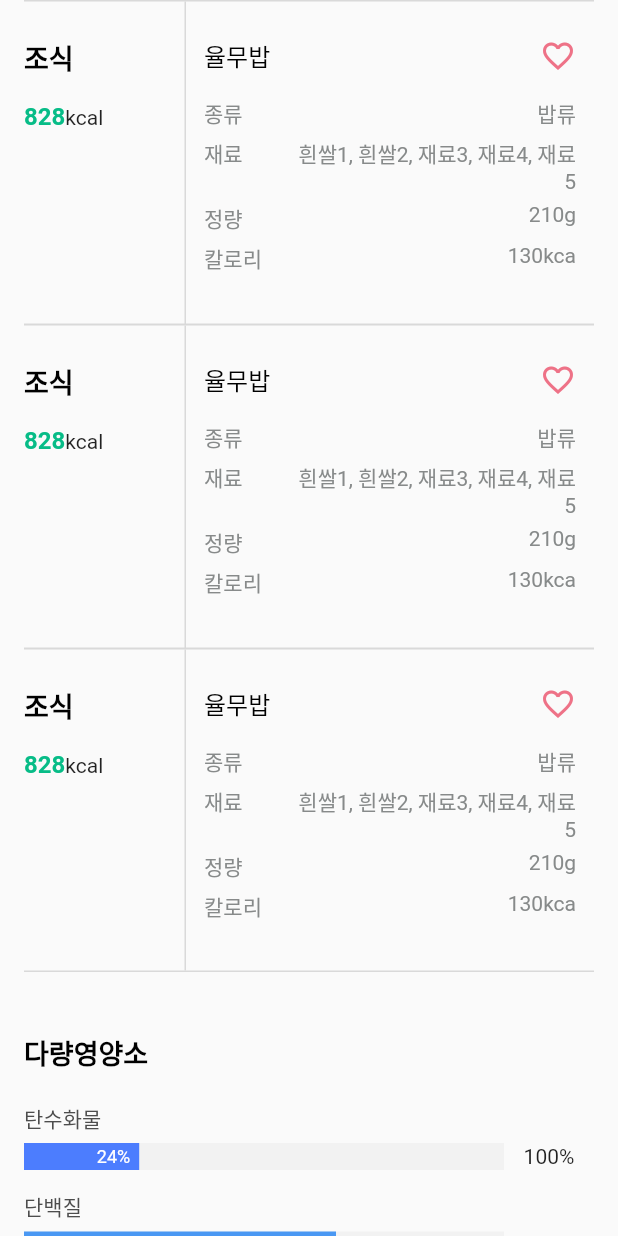
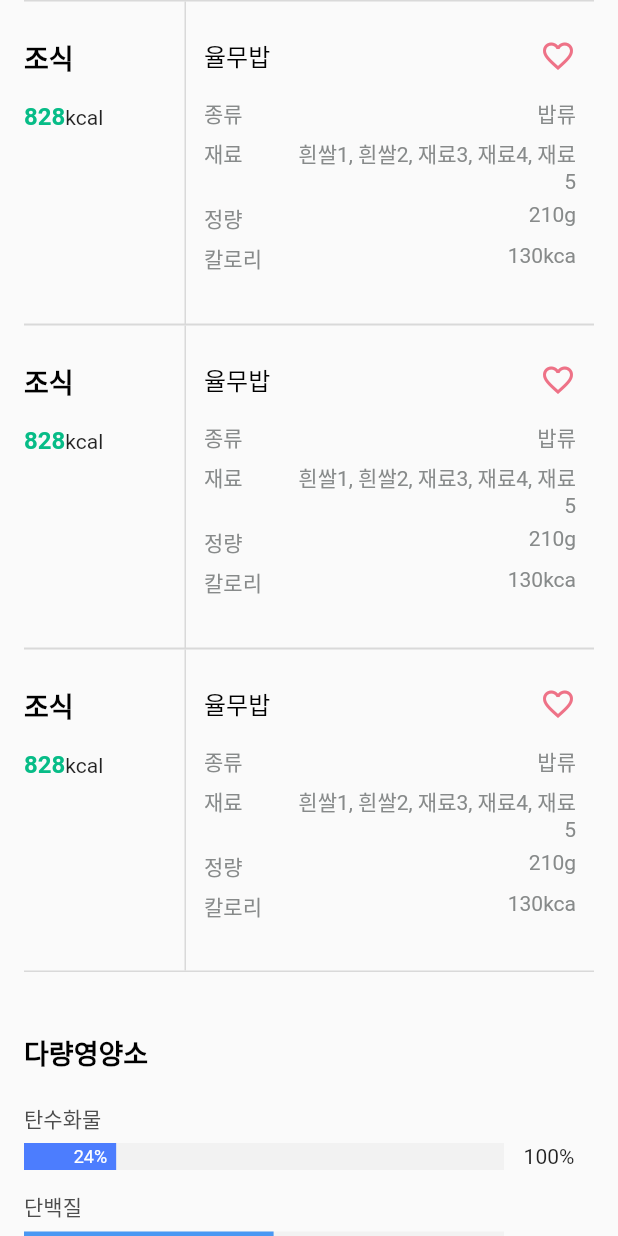
Before and after one commit to Xim-ya/Flutter_Graph_Animations, a Flutter app: the first screen one second after launch, on a phone screen of 412 x 824 dp. Run offline on Flutter 3.47's test engine with Material 2 defaults, Android fonts, the phone set to English and light mode, and no system bars; our stand-ins replace get, visibility_detector.

```diff
--- a/lib/controller/meal_controller.dart
+++ b/lib/controller/meal_controller.dart
@@ -0,0 +1,23 @@
+import 'package:injewelme/utils/index.dart';
+
+class MealController extends GetxController {
+  List<double> nutrientsPercentage = [];
+  List<String> nutrientsName = [];
+  bool barAnimated = false;
+
+  // Perecetange Value를 Controller를 통해 Widget(Bar View)에 전달하여 Animation 생성
+  void setProgressBarAnimation() {
+    barAnimated = true;
+    update();
+  }
+
+  @override
+  void onInit() {
+    super.onInit();
+    // Map의 각 key값과 value값을 Controller Array Instance에  저장
+    nutrientList.forEach((key, value) {
+      nutrientsName.add(key);
+      nutrientsPercentage.add(value);
+    });
+  }
+}
--- a/lib/screen/main_screen.dart
+++ b/lib/screen/main_screen.dart
@@ -1,4 +1,3 @@
-import 'package:injewelme/utils/dummy_data.dart';
 import 'package:injewelme/utils/index.dart';
 
 class MainScreen extends StatelessWidget {
@@ -6,6 +5,7 @@ class MainScreen extends StatelessWidget {
 
   @override
   Widget build(BuildContext context) {
+    final c = Get.put(MealController());
     return Scaffold(
       body: SafeArea(
         child: SingleChildScrollView(
@@ -20,41 +20,38 @@ class MainScreen extends StatelessWidget {
                   shrinkWrap: true,
                   itemCount: 3,
                   itemBuilder: (context, index) {
-                    // Meal Table Item
                     return MealTableItem(indexPath: index);
                   },
                 ),
 
                 /* 다량 영양소 섹션 */
                 // Title
-                Container(
-                  margin: EdgeInsets.only(top: 40, bottom: 20),
-                  child: Text(
-                    "다량영양소",
-                    style: FontStyles().sectionTitle,
-                  ),
-                ),
+                nutrientsSectionTitle(),
                 // Progress Bar List With Animation
+
                 ListView.separated(
-                    physics: NeverScrollableScrollPhysics(),
+                    physics: const NeverScrollableScrollPhysics(),
                     shrinkWrap: true,
                     itemCount: nutrientList.length,
                     itemBuilder: (context, index) {
-                      final nameList = [];
-                      final valueList = [];
-                      nutrientList.forEach((key, value) {
-                        nameList.add(key);
-                        valueList.add(value);
-                      });
                       // Progress Bar Item
                       return ProgressBarItem(
-                        nutrientName: nameList[index],
-                        percentage: valueList[index],
-                        hexColor: barColorHexList[index],
+                        index: index,
+                        c: c,
                       );
                     },
+                    /* 스크롤 시 ProgressBar의 애니메이션을 보여주기 위해 ListView의 첫 번째 separator 위젯에 Detect Event값을 할당  */
                     separatorBuilder: (BuildContext context, int index) =>
-                        SizedBox(height: 14)),
+                        index == 0
+                            ? VisibilityDetector(
+                                key: const Key("bar"),
+                                onVisibilityChanged: (VisibilityInfo info) {
+                                  c.barAnimated
+                                      ? null
+                                      : c.setProgressBarAnimation();
+                                },
+                                child: const SizedBox(height: 14))
+                            : const SizedBox(height: 14)),
               ],
             ),
           ),
@@ -62,4 +59,14 @@ class MainScreen extends StatelessWidget {
       ),
     );
   }
+
+  Container nutrientsSectionTitle() {
+    return Container(
+      margin: const EdgeInsets.only(top: 40, bottom: 20),
+      child: Text(
+        "다량영양소",
+        style: FontStyles().sectionTitle,
+      ),
+    );
+  }
 }
--- a/lib/utils/index.dart
+++ b/lib/utils/index.dart
@@ -1,5 +1,9 @@
 /* Packages */
 export 'package:flutter/material.dart';
+
+/* Libraries */
+export 'package:get/get.dart';
+export 'package:visibility_detector/visibility_detector.dart';
 
 /* Screens */
 export 'package:injewelme/screen/main_screen.dart';
@@ -8,5 +12,9 @@ export 'package:injewelme/screen/main_screen.dart';
 export 'package:injewelme/widgets/meal_table_item.dart'; //  MealTable > MealTableItem
 export 'package:injewelme/widgets/progressBar_item.dart'; // NutrientsList > ProgressBarItem
 
+/* Controller */
+export 'package:injewelme/controller/meal_controller.dart';
+
 /* Utils */
 export 'package:injewelme/utils/palette.dart';
+export 'package:injewelme/utils/dummy_data.dart';
--- a/lib/utils/palette.dart
+++ b/lib/utils/palette.dart
@@ -17,7 +17,7 @@ class FontStyles {
           fontSize: 16,
         ),
         mealOption = const TextStyle(color: Color(0xFF878A8A), fontSize: 14),
-        nutrientTitle = const TextStyle(color: Color(0xFF4D4D4D), fontSize: 14),
+        nutrientName = const TextStyle(color: Color(0xFF4D4D4D), fontSize: 14),
         nestedPercentageIndicator =
             const TextStyle(color: Colors.white, fontSize: 12);
 
@@ -25,7 +25,7 @@ class FontStyles {
   final TextStyle kcalHighLight;
   final TextStyle mealTitle;
   final TextStyle mealOption;
-  final TextStyle nutrientTitle;
+  final TextStyle nutrientName;
   final TextStyle nestedPercentageIndicator;
 }
 
--- a/lib/widgets/progressBar_item.dart
+++ b/lib/widgets/progressBar_item.dart
@@ -1,62 +1,73 @@
 import 'package:injewelme/utils/index.dart';
 
 class ProgressBarItem extends StatelessWidget {
-  final String nutrientName;
-  final double percentage;
-  final int hexColor;
+  final int index;
+  final MealController c;
 
-  const ProgressBarItem(
-      {Key? key,
-      required this.nutrientName,
-      required this.percentage,
-      required this.hexColor})
+  const ProgressBarItem({Key? key, required this.c, required this.index})
       : super(key: key);
 
   @override
   Widget build(BuildContext context) {
     // Percentage Bar Width == deviceWidth - 32(horizonP) - 60 (percentage Indicator)
     final double valuableBarWidth = MediaQuery.of(context).size.width - 32 - 60;
-
+    final percentage = c.nutrientsPercentage[index];
     return Column(
       crossAxisAlignment: CrossAxisAlignment.start,
       children: [
-        // Nutrient Title
-        Container(
-            margin: EdgeInsets.only(bottom: 6),
-            child: Text(nutrientName, style: FontStyles().nutrientTitle)),
+        // Nutrient Name
+        nutrientName(),
         // Progress Bar & Percentage Indicator
         Row(
           children: [
             Expanded(
-              child: Container(
-                height: 18,
-                child: Stack(
+              child: progressBar(valuableBarWidth, percentage),
+            ),
+            percentageIndicator()
+          ],
+        ),
+      ],
+    );
+  }
+
+  Container percentageIndicator() {
+    return Container(
+        alignment: Alignment.center, width: 60, child: const Text("100%"));
+  }
+
+  Stack progressBar(double valuableBarWidth, double percentage) {
+    return Stack(
       children: [
         // Background Bar
         Container(
+          height: 18,
+          width: double.infinity,
           color: kBarBackground,
         ),
-                    Container(
+        GetBuilder<MealController>(
+            init: c,
+            builder: (context) {
+              return AnimatedContainer(
+                duration: Duration(seconds: 1),
                 alignment: Alignment.centerRight,
-                      color: Color(hexColor),
+                color: Color(barColorHexList[index]),
                 height: 18,
-                      width: valuableBarWidth * (percentage / 100),
+                width: c.barAnimated ? valuableBarWidth * percentage / 100 : 0,
                 child: Padding(
                   padding: const EdgeInsets.only(right: 6),
                   child: Text(
                       "${percentage % 1 == 0 ? percentage.toInt() : percentage}%", // 소숫점 변환
                       style: FontStyles().nestedPercentageIndicator),
                 ),
-                    ),
-                  ],
-                ),
-              ),
-            ),
-            Container(
-                alignment: Alignment.center, width: 60, child: Text("100%"))
-          ],
-        ),
+              );
+            }),
       ],
     );
   }
+
+  Container nutrientName() {
+    return Container(
+        margin: const EdgeInsets.only(bottom: 6),
+        child: Text(c.nutrientsName[index], style: FontStyles().nutrientName));
   }
+}
--- a/pubspec.yaml
+++ b/pubspec.yaml
@@ -34,6 +34,8 @@ dependencies:
   # The following adds the Cupertino Icons font to your application.
   # Use with the CupertinoIcons class for iOS style icons.
   cupertino_icons: ^1.0.2
+  get: ^4.6.1
+  visibility_detector: ^0.2.2
 
 dev_dependencies:
   flutter_test:
```
Also changed, not shown: pubspec.lock. Lines whose indentation alone changed are shown as unchanged.
